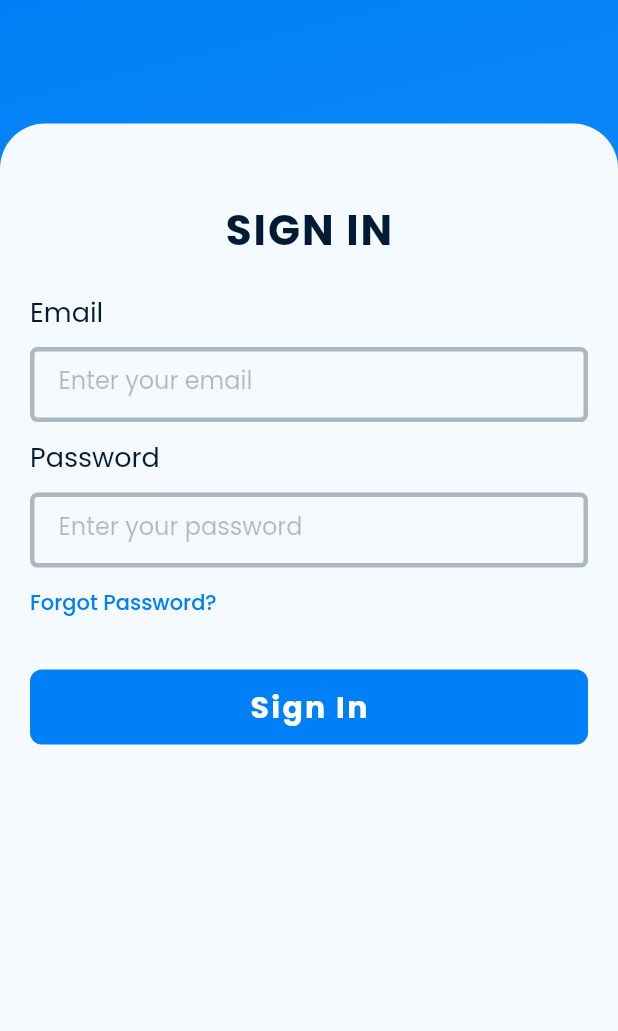
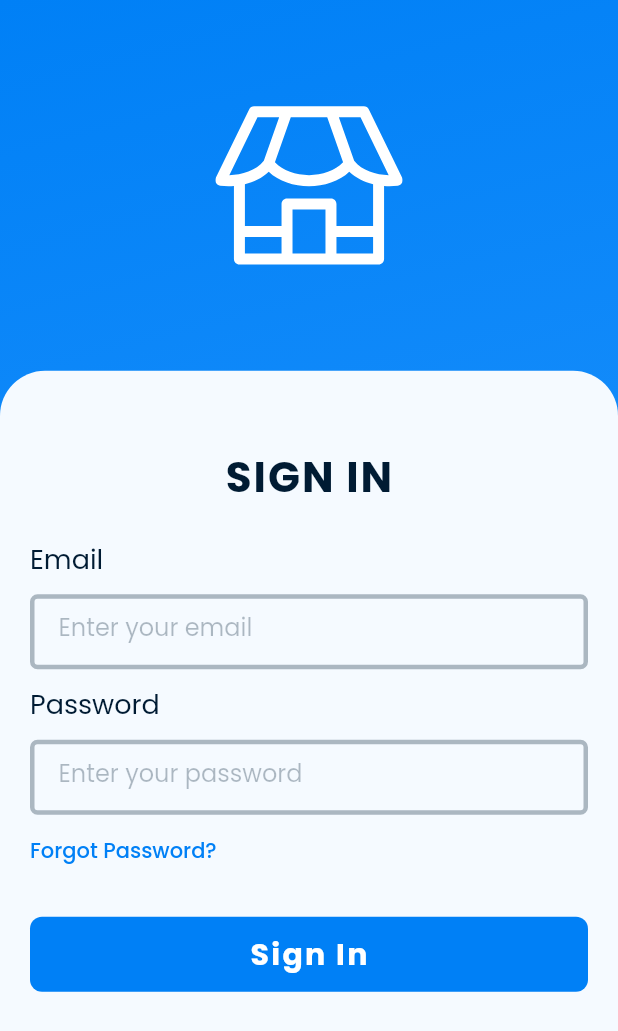
Before and after one commit to Alfyu07/inventory-app, a Flutter app: the screen it shows after launch, on a phone screen of 412 x 824 dp. Shown: the top 1031 px of the screen. Run offline on Flutter 3.47's test engine with Material 2 defaults, Android fonts, the light colour scheme and no system bars; our stand-ins replace flutter_svg, get, google_fonts, supercharged.

Commit message:
focusable text field sign in

```diff
--- a/lib/main.dart
+++ b/lib/main.dart
@@ -11,7 +11,7 @@ class MyApp extends StatelessWidget {
   Widget build(BuildContext context) {
     return GetMaterialApp(
       debugShowCheckedModeBanner: false,
-      home: SignIn(),
+      home: LoginPage(),
     );
   }
 }
--- a/lib/ui/pages/detail_page.dart
+++ b/lib/ui/pages/detail_page.dart
@@ -68,6 +68,7 @@ class DetailPage extends StatelessWidget {
                         style: titleFontStyle0.copyWith(fontSize: 20)),
                     SizedBox(height: 10),
                     Row(
+                      mainAxisAlignment: MainAxisAlignment.spaceBetween,
                       children: [
                         //desc 1
                         Column(
--- /dev/null
+++ b/lib/ui/pages/edit_item.dart
@@ -0,0 +1 @@
+part of 'pages.dart';
--- /dev/null
+++ b/lib/ui/pages/login_page.dart
@@ -0,0 +1,179 @@
+part of 'pages.dart';
+
+class LoginPage extends StatefulWidget {
+  @override
+  _LoginPageState createState() => _LoginPageState();
+}
+
+class _LoginPageState extends State<LoginPage> {
+  TextEditingController emailController = TextEditingController();
+  TextEditingController passwordController = TextEditingController();
+  @override
+  Widget build(BuildContext context) {
+    final size = MediaQuery.of(context).size;
+    final bottom = MediaQuery.of(context).viewInsets.bottom;
+    return Scaffold(
+      resizeToAvoidBottomInset: false,
+      resizeToAvoidBottomPadding: false,
+      body: SingleChildScrollView(
+        reverse: true,
+        physics: NeverScrollableScrollPhysics(),
+        child: Padding(
+            padding: EdgeInsets.only(bottom: bottom),
+            child:
+                // CONTENT HERE
+                Stack(children: [
+              Container(
+                width: size.width,
+                height: size.height,
+                padding: EdgeInsets.symmetric(horizontal: defaultMargin),
+                decoration: BoxDecoration(
+                  gradient: LinearGradient(
+                    begin: Alignment.topLeft,
+                    end: Alignment.bottomCenter,
+                    colors: [mainColor0, mainColor1],
+                  ),
+                ),
+              ),
+              Container(
+                  height: size.height * 0.3,
+                  width: size.width,
+                  alignment: Alignment.center,
+                  child: Stack(children: [
+                    SvgPicture.asset('assets/logo_inventory_app.svg')
+                  ])),
+              Positioned(
+                  top: size.height * 0.3,
+                  child: Center(
+                    child: Container(
+                        width: size.width,
+                        height: size.height,
+                        padding:
+                            EdgeInsets.symmetric(horizontal: defaultMargin),
+                        decoration: BoxDecoration(
+                          color: kBackgroundColor,
+                          borderRadius: BorderRadius.circular(30),
+                        ),
+                        child: Column(
+                          crossAxisAlignment: CrossAxisAlignment.start,
+                          children: [
+                            Container(
+                              alignment: Alignment.center,
+                              width: size.width,
+                              margin:
+                                  EdgeInsets.fromLTRB(0, 50, 0, defaultMargin),
+                              child: Text(
+                                'SIGN IN',
+                                style: titleFontStyle0.copyWith(
+                                  fontSize: 28,
+                                  letterSpacing: 1.3,
+                                ),
+                              ),
+                            ),
+                            Text('Email', style: blackFontStyle0),
+                            SizedBox(height: 10),
+                            _buildEmailTF(),
+                            SizedBox(height: 10),
+
+                            Text('Password', style: blackFontStyle0),
+                            SizedBox(height: 10),
+                            _buildPasswordTF(),
+                            _buildForgotPasswordBtn(),
+                            SizedBox(height: 20),
+
+                            //Button
+                            buildLoginBtn()
+                          ],
+                        )),
+                  ))
+            ])),
+      ),
+    );
+  }
+
+  Container buildLoginBtn() {
+    return Container(
+      width: double.infinity,
+      height: 50,
+      child: RaisedButton(
+        onPressed: () {
+          Get.off(MainPage());
+        },
+        elevation: 0,
+        shape: RoundedRectangleBorder(
+          borderRadius: BorderRadius.circular(8),
+        ),
+        color: mainColor0,
+        child: Text(
+          'Sign In',
+          style: GoogleFonts.poppins(
+            fontSize: 20,
+            color: Colors.white,
+            letterSpacing: 1.5,
+            fontWeight: FontWeight.w700,
+          ),
+        ),
+      ),
+    );
+  }
+
+  Widget _buildForgotPasswordBtn() {
+    return Container(
+      alignment: Alignment.centerLeft,
+      child: FlatButton(
+        onPressed: () => print('Forgot Password Button Pressed'),
+        padding: EdgeInsets.only(left: 0.0),
+        child: Text(
+          'Forgot Password?',
+          style: GoogleFonts.poppins(
+            fontWeight: FontWeight.w500,
+            color: mainColor0,
+            fontSize: 14,
+          ),
+        ),
+      ),
+    );
+  }
+
+  Container _buildEmailTF() {
+    return Container(
+      padding: EdgeInsets.symmetric(horizontal: 16),
+      width: double.infinity,
+      height: 50,
+      decoration: BoxDecoration(
+          border: Border.all(width: 3, color: greyColor1),
+          borderRadius: BorderRadius.circular(5)),
+      child: TextField(
+        style: blackFontStyle1,
+        controller: emailController,
+        decoration: InputDecoration(
+            border: InputBorder.none,
+            hintStyle: greyFontStyle.copyWith(fontSize: 16),
+            hintText: 'Enter your email',
+            contentPadding: EdgeInsets.only(bottom: 10)),
+      ),
+    );
+  }
+
+  Container _buildPasswordTF() {
+    return Container(
+      padding: EdgeInsets.symmetric(horizontal: 16),
+      width: double.infinity,
+      height: 50,
+      decoration: BoxDecoration(
+        border: Border.all(width: 3, color: greyColor1),
+        borderRadius: BorderRadius.circular(5),
+      ),
+      child: TextField(
+        style: blackFontStyle1,
+        controller: passwordController,
+        obscureText: true,
+        decoration: InputDecoration(
+            border: InputBorder.none,
+            hintStyle: greyFontStyle.copyWith(fontSize: 16),
+            hintText: 'Enter your password',
+            contentPadding: EdgeInsets.only(bottom: 10)),
+      ),
+    );
+  }
+}
--- a/lib/ui/pages/pages.dart
+++ b/lib/ui/pages/pages.dart
@@ -10,7 +10,7 @@ import 'package:supercharged/supercharged.dart';
 
 part 'general_page.dart';
 part 'sign_in_page.dart';
-part 'sign_in.dart';
+part 'login_page.dart';
 
 part 'main_page.dart';
 part 'add_asset_form_page.dart';
@@ -18,3 +18,5 @@ part 'dashboard_page.dart';
 part 'scan_qr_page.dart';
 part 'detail_page.dart';
 part 'illustration_page.dart';
+part 'success_order.dart';
+part 'edit_item.dart';
--- a/lib/ui/pages/sign_in.dart
+++ /dev/null
@@ -1,178 +0,0 @@
-part of 'pages.dart';
-
-class SignIn extends StatefulWidget {
-  @override
-  _SignInState createState() => _SignInState();
-}
-
-class _SignInState extends State<SignIn> {
-  TextEditingController emailController = TextEditingController();
-  TextEditingController passwordController = TextEditingController();
-  @override
-  Widget build(BuildContext context) {
-    final size = MediaQuery.of(context).size;
-    return Scaffold(
-      body: SingleChildScrollView(
-        physics: NeverScrollableScrollPhysics(),
-        child: ConstrainedBox(
-          constraints: BoxConstraints(
-            minWidth: size.width,
-            minHeight: size.height,
-          ),
-          child: IntrinsicHeight(
-            child: Column(
-              mainAxisSize: MainAxisSize.max,
-              children: <Widget>[
-                // CONTENT HERE
-                Stack(children: [
-                  Container(
-                    width: size.width,
-                    height: size.height,
-                    padding: EdgeInsets.symmetric(horizontal: defaultMargin),
-                    decoration: BoxDecoration(
-                      gradient: LinearGradient(
-                        begin: Alignment.topLeft,
-                        end: Alignment.bottomCenter,
-                        colors: [mainColor0, mainColor1],
-                      ),
-                    ),
-                  ),
-                  Positioned(
-                      top: size.height * 0.1,
-                      child: Center(
-                        child: Container(
-                            width: size.width,
-                            height: size.height,
-                            padding:
-                                EdgeInsets.symmetric(horizontal: defaultMargin),
-                            decoration: BoxDecoration(
-                              color: kBackgroundColor,
-                              borderRadius: BorderRadius.circular(30),
-                            ),
-                            child: Column(
-                              crossAxisAlignment: CrossAxisAlignment.start,
-                              children: [
-                                Container(
-                                  alignment: Alignment.center,
-                                  width: size.width,
-                                  margin: EdgeInsets.fromLTRB(
-                                      0, 50, 0, defaultMargin),
-                                  child: Text(
-                                    'SIGN IN',
-                                    style: titleFontStyle0.copyWith(
-                                      fontSize: 28,
-                                      letterSpacing: 1.3,
-                                    ),
-                                  ),
-                                ),
-                                Text('Email', style: blackFontStyle0),
-                                SizedBox(height: 10),
-                                _buildEmailTF(),
-                                SizedBox(height: 10),
-
-                                Text('Password', style: blackFontStyle0),
-                                SizedBox(height: 10),
-                                _buildPasswordTF(),
-                                _buildForgotPasswordBtn(),
-                                SizedBox(height: 20),
-
-                                //Button
-                                buildLoginBtn()
-                              ],
-                            )),
-                      ))
-                ])
-              ],
-            ),
-          ),
-        ),
-      ),
-    );
-  }
-
-  Container buildLoginBtn() {
-    return Container(
-      width: double.infinity,
-      height: 50,
-      child: RaisedButton(
-        onPressed: () {
-          Get.to(MainPage());
-        },
-        elevation: 0,
-        shape: RoundedRectangleBorder(
-          borderRadius: BorderRadius.circular(8),
-        ),
-        color: mainColor0,
-        child: Text(
-          'Sign In',
-          style: GoogleFonts.poppins(
-            fontSize: 20,
-            color: Colors.white,
-            letterSpacing: 1.5,
-            fontWeight: FontWeight.w700,
-          ),
-        ),
-      ),
-    );
-  }
-
-  Widget _buildForgotPasswordBtn() {
-    return Container(
-      alignment: Alignment.centerLeft,
-      child: FlatButton(
-        onPressed: () => print('Forgot Password Button Pressed'),
-        padding: EdgeInsets.only(left: 0.0),
-        child: Text(
-          'Forgot Password?',
-          style: GoogleFonts.poppins(
-            fontWeight: FontWeight.w500,
-            color: mainColor0,
-            fontSize: 14,
-          ),
-        ),
-      ),
-    );
-  }
-
-  Container _buildEmailTF() {
-    return Container(
-      padding: EdgeInsets.symmetric(horizontal: 16),
-      width: double.infinity,
-      height: 50,
-      decoration: BoxDecoration(
-          border: Border.all(width: 3, color: greyColor1),
-          borderRadius: BorderRadius.circular(5)),
-      child: TextField(
-        style: blackFontStyle1,
-        controller: emailController,
-        decoration: InputDecoration(
-            border: InputBorder.none,
-            hintStyle: greyFontStyle.copyWith(fontSize: 16),
-            hintText: 'Enter your email',
-            contentPadding: EdgeInsets.only(bottom: 10)),
-      ),
-    );
-  }
-
-  Container _buildPasswordTF() {
-    return Container(
-      padding: EdgeInsets.symmetric(horizontal: 16),
-      width: double.infinity,
-      height: 50,
-      decoration: BoxDecoration(
-        border: Border.all(width: 3, color: greyColor1),
-        borderRadius: BorderRadius.circular(5),
-      ),
-      child: TextField(
-        style: blackFontStyle1,
-        controller: passwordController,
-        obscureText: true,
-        decoration: InputDecoration(
-            border: InputBorder.none,
-            hintStyle: greyFontStyle.copyWith(fontSize: 16),
-            hintText: 'Enter your password',
-            contentPadding: EdgeInsets.only(bottom: 10)),
-      ),
-    );
-  }
-}
```
Also changed, not shown: lib/ui/pages/add_asset_form_page.dart (+1 -10 lines), lib/ui/pages/illustration_page.dart (+6 -8 lines), lib/ui/pages/scan_qr_page.dart (+6 -8 lines), lib/ui/pages/success_order.dart (added, +21 -0 lines).
